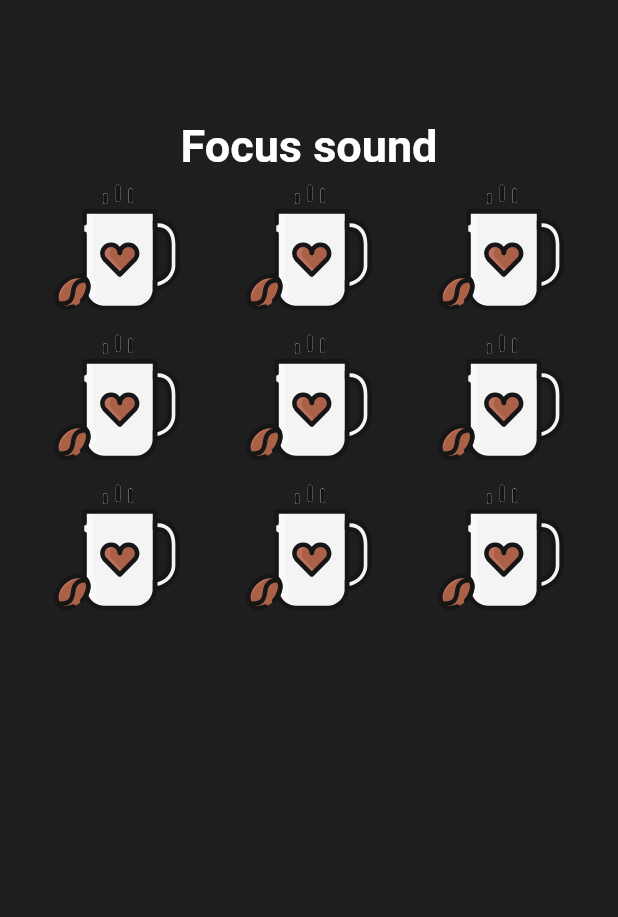
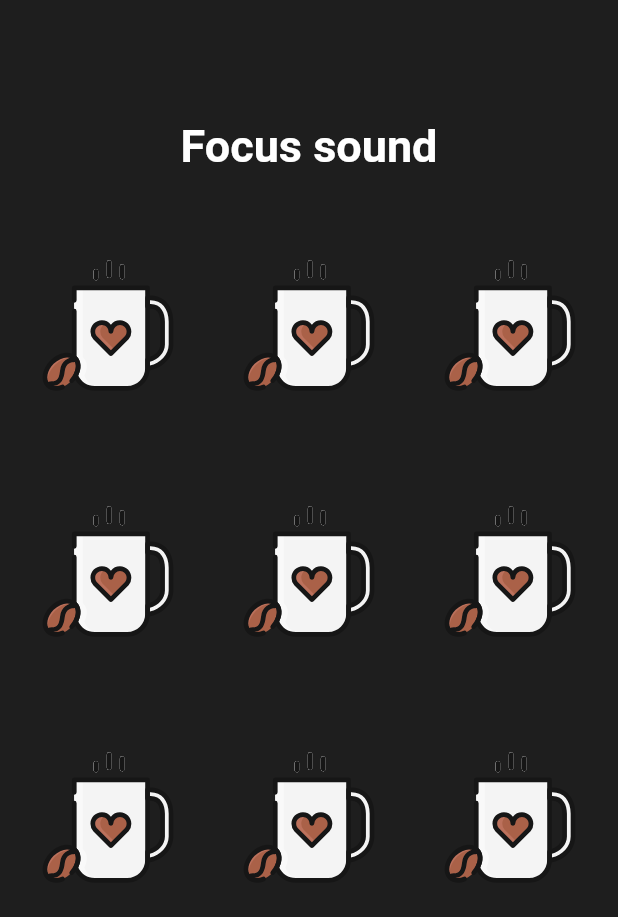
Before and after one commit to K-Sato1995/focus_sounds_app, a Flutter app: the screen it shows after launch, on a phone screen of 412 x 824 dp. Shown: the top 917 px of the screen. Run offline on Flutter 3.47's test engine with Material 2 defaults, Android fonts, the phone set to English and light mode, and no system bars; our stand-ins replace flutter_svg.

Commit message:
use gridview for audio box list

```diff
--- a/lib/ui/home_page.dart
+++ b/lib/ui/home_page.dart
@@ -19,23 +19,36 @@ class HomePage extends StatelessWidget {
                     color: CustomColors.textColor,
                     fontWeight: FontWeight.bold,
                     fontSize: 30)),
-            Column(
-              mainAxisAlignment: MainAxisAlignment.spaceBetween,
-              children: [
-                Row(
-                    mainAxisAlignment: MainAxisAlignment.spaceEvenly,
-                    children: [AudioBox(), AudioBox(), AudioBox()]),
-                Row(
-                    mainAxisAlignment: MainAxisAlignment.spaceEvenly,
-                    children: [AudioBox(), AudioBox(), AudioBox()]),
-                Row(
-                    mainAxisAlignment: MainAxisAlignment.spaceEvenly,
-                    children: [AudioBox(), AudioBox(), AudioBox()]),
-              ],
-            ),
+            const _AudioBoxList(),
           ],
         ),
       ),
     );
   }
 }
+
+class _AudioBoxList extends StatelessWidget {
+  const _AudioBoxList({super.key});
+
+  @override
+  Widget build(BuildContext context) {
+    return GridView.count(
+      padding: const EdgeInsets.only(left: 20, right: 20, top: 50),
+      crossAxisSpacing: 30,
+      mainAxisSpacing: 60,
+      crossAxisCount: 3,
+      shrinkWrap: true,
+      children: [
+        AudioBox(),
+        AudioBox(),
+        AudioBox(),
+        AudioBox(),
+        AudioBox(),
+        AudioBox(),
+        AudioBox(),
+        AudioBox(),
+        AudioBox()
+      ],
+    );
+  }
+}
--- a/lib/widgets/audio_box.dart
+++ b/lib/widgets/audio_box.dart
@@ -9,8 +9,8 @@ class AudioBox extends StatelessWidget {
   @override
   Widget build(BuildContext context) {
     return SizedBox(
-      height: 100,
-      width: 100,
+      height: 50,
+      width: 50,
       child: SvgPicture.asset(
         Assets.cafeSvg.path,
       ),
```
